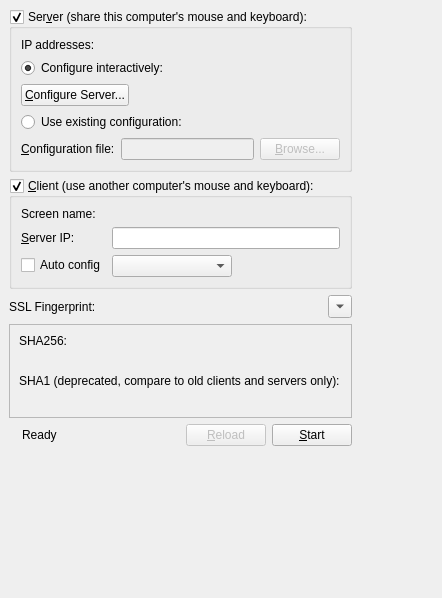
This is src/gui/src/MainWindowBase.ui in SergeyGadzhilov/SKVM as Qt 5 draws it before an edit. The edited form follows.
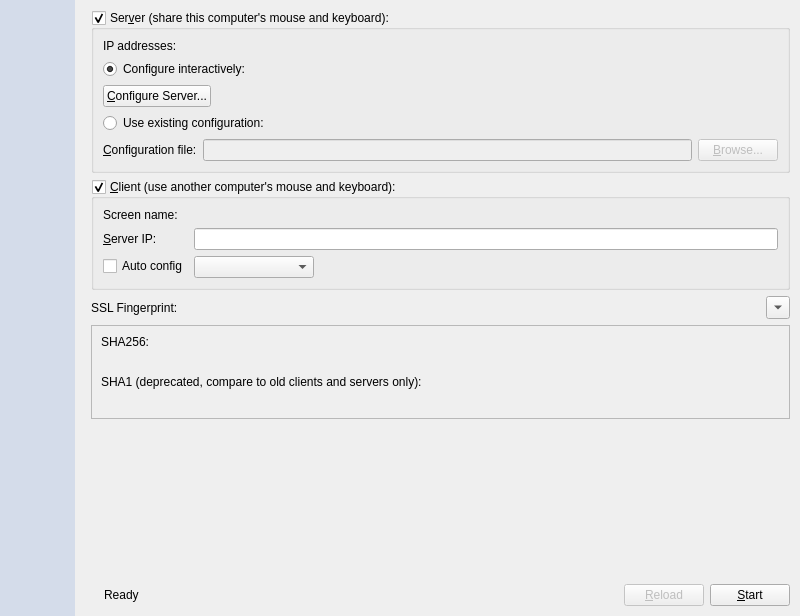
This is the edited form. Icons and pictures are not drawn. Custom widgets are drawn as their Qt base class.

Commit message:
Fixed #39 Add a new sidebar on the mainwindow with help button (#58)
* Enable main window maximization

* Increase default main window size

* Add empty sidebar

* Update sidebar background color

* Add help button to the sidebar

* Button help has been implemented

* Fix resolution for high dpi

* Update CHANGELOG.md

What changed in the file:
```diff
--- a/src/gui/src/MainWindowBase.ui
+++ b/src/gui/src/MainWindowBase.ui
@@ -6,12 +6,12 @@
    <rect>
     <x>0</x>
     <y>0</y>
-    <width>442</width>
-    <height>598</height>
+    <width>800</width>
+    <height>616</height>
    </rect>
   </property>
   <property name="sizePolicy">
-   <sizepolicy hsizetype="Fixed" vsizetype="Fixed">
+   <sizepolicy hsizetype="Preferred" vsizetype="Preferred">
     <horstretch>0</horstretch>
     <verstretch>0</verstretch>
    </sizepolicy>
@@ -20,14 +20,68 @@
    <string>SKVM</string>
   </property>
   <widget class="QWidget" name="centralwidget">
-   <layout class="QVBoxLayout" name="verticalLayout_2">
+   <property name="sizePolicy">
+    <sizepolicy hsizetype="Maximum" vsizetype="Preferred">
+     <horstretch>0</horstretch>
+     <verstretch>0</verstretch>
+    </sizepolicy>
+   </property>
+   <property name="styleSheet">
+    <string notr="true"/>
+   </property>
+   <layout class="QHBoxLayout" name="horizontalLayout_5">
     <property name="sizeConstraint">
-     <enum>QLayout::SetFixedSize</enum>
+     <enum>QLayout::SetDefaultConstraint</enum>
+    </property>
+    <property name="leftMargin">
+     <number>0</number>
+    </property>
+    <property name="topMargin">
+     <number>0</number>
+    </property>
+    <property name="rightMargin">
+     <number>0</number>
+    </property>
+    <property name="bottomMargin">
+     <number>0</number>
+    </property>
+    <item>
+     <widget class="skvm_widgets::Sidebar" name="Sidebar" native="true">
+      <property name="sizePolicy">
+       <sizepolicy hsizetype="Fixed" vsizetype="Preferred">
+        <horstretch>0</horstretch>
+        <verstretch>0</verstretch>
+       </sizepolicy>
+      </property>
+      <property name="minimumSize">
+       <size>
+        <width>75</width>
+        <height>0</height>
+       </size>
+      </property>
+      <property name="styleSheet">
+       <string notr="true">background-color: rgba(105, 145, 214, 0.2);</string>
+      </property>
+     </widget>
+    </item>
+    <item>
+     <layout class="QVBoxLayout" name="contentLayout">
+      <property name="leftMargin">
+       <number>10</number>
+      </property>
+      <property name="topMargin">
+       <number>10</number>
+      </property>
+      <property name="rightMargin">
+       <number>10</number>
+      </property>
+      <property name="bottomMargin">
+       <number>10</number>
     </property>
     <item>
      <widget class="QGroupBox" name="m_pGroupServer">
       <property name="sizePolicy">
-       <sizepolicy hsizetype="Preferred" vsizetype="Preferred">
+         <sizepolicy hsizetype="MinimumExpanding" vsizetype="Fixed">
         <horstretch>0</horstretch>
         <verstretch>0</verstretch>
        </sizepolicy>
@@ -141,7 +195,7 @@
     <item>
      <widget class="QGroupBox" name="m_pGroupClient">
       <property name="sizePolicy">
-       <sizepolicy hsizetype="Preferred" vsizetype="Preferred">
+         <sizepolicy hsizetype="Preferred" vsizetype="Fixed">
         <horstretch>0</horstretch>
         <verstretch>0</verstretch>
        </sizepolicy>
@@ -229,6 +283,12 @@
       </item>
       <item>
        <widget class="QLabel" name="m_pLabelLocalFingerprint">
+          <property name="sizePolicy">
+           <sizepolicy hsizetype="MinimumExpanding" vsizetype="Preferred">
+            <horstretch>0</horstretch>
+            <verstretch>0</verstretch>
+           </sizepolicy>
+          </property>
         <property name="text">
          <string/>
         </property>
@@ -251,6 +311,12 @@
     </item>
     <item>
      <widget class="QFrame" name="frame_fingerprint_details">
+        <property name="sizePolicy">
+         <sizepolicy hsizetype="Preferred" vsizetype="Fixed">
+          <horstretch>0</horstretch>
+          <verstretch>0</verstretch>
+         </sizepolicy>
+        </property>
       <property name="frameShape">
        <enum>QFrame::StyledPanel</enum>
       </property>
@@ -259,8 +325,35 @@
       </property>
       <layout class="QGridLayout" name="gridLayout">
        <property name="sizeConstraint">
-        <enum>QLayout::SetMinimumSize</enum>
-       </property>
+          <enum>QLayout::SetDefaultConstraint</enum>
+         </property>
+         <item row="2" column="0" colspan="2">
+          <widget class="QLabel" name="label_sha1">
+           <property name="text">
+            <string>SHA1 (deprecated, compare to old clients and servers only):</string>
+           </property>
+          </widget>
+         </item>
+         <item row="3" column="0" colspan="2">
+          <widget class="QLabel" name="label_sha1_fingerprint_full">
+           <property name="text">
+            <string/>
+           </property>
+           <property name="textInteractionFlags">
+            <set>Qt::LinksAccessibleByMouse|Qt::TextSelectableByMouse</set>
+           </property>
+          </widget>
+         </item>
+         <item row="1" column="0">
+          <widget class="QLabel" name="label_sha256_fingerprint_full">
+           <property name="text">
+            <string/>
+           </property>
+           <property name="textInteractionFlags">
+            <set>Qt::LinksAccessibleByMouse|Qt::TextSelectableByMouse</set>
+           </property>
+          </widget>
+         </item>
        <item row="1" column="1">
         <widget class="QLabel" name="label_sha256_randomart">
          <property name="font">
@@ -276,23 +369,6 @@
          </property>
         </widget>
        </item>
-       <item row="2" column="0" colspan="2">
-        <widget class="QLabel" name="label_sha1">
-         <property name="text">
-          <string>SHA1 (deprecated, compare to old clients and servers only):</string>
-         </property>
-        </widget>
-       </item>
-       <item row="3" column="0" colspan="2">
-        <widget class="QLabel" name="label_sha1_fingerprint_full">
-         <property name="text">
-          <string/>
-         </property>
-         <property name="textInteractionFlags">
-          <set>Qt::LinksAccessibleByMouse|Qt::TextSelectableByMouse</set>
-         </property>
-        </widget>
-       </item>
        <item row="0" column="0" colspan="2">
         <widget class="QLabel" name="label_sha256">
          <property name="text">
@@ -300,19 +376,22 @@
          </property>
         </widget>
        </item>
-       <item row="1" column="0">
-        <widget class="QLabel" name="label_sha256_fingerprint_full">
-         <property name="text">
-          <string/>
-         </property>
-         <property name="textInteractionFlags">
-          <set>Qt::LinksAccessibleByMouse|Qt::TextSelectableByMouse</set>
-         </property>
-        </widget>
-       </item>
       </layout>
      </widget>
     </item>
+      <item>
+       <spacer name="verticalSpacer">
+        <property name="orientation">
+         <enum>Qt::Vertical</enum>
+        </property>
+        <property name="sizeHint" stdset="0">
+         <size>
+          <width>20</width>
+          <height>40</height>
+         </size>
+        </property>
+       </spacer>
+      </item>
     <item>
      <layout class="QHBoxLayout" name="horizontalLayout">
       <property name="sizeConstraint">
@@ -371,6 +450,8 @@
      </layout>
     </item>
    </layout>
+    </item>
+   </layout>
   </widget>
   <action name="m_pActionAbout">
    <property name="text">
@@ -471,15 +552,15 @@
     <string notr="true">F2</string>
    </property>
   </action>
-  <action name="m_pActionHelp">
-   <property name="text">
-    <string>Online docs...</string>
-   </property>
-   <property name="toolTip">
-    <string>Online docs</string>
-   </property>
-  </action>
  </widget>
+ <customwidgets>
+  <customwidget>
+   <class>skvm_widgets::Sidebar</class>
+   <extends>QWidget</extends>
+   <header>widgets/Sidebar.h</header>
+   <container>1</container>
+  </customwidget>
+ </customwidgets>
  <resources>
   <include location="../res/SKVM.qrc"/>
  </resources>
```
Lines whose indentation alone changed are shown as unchanged. The commit also changes 9 other files.
